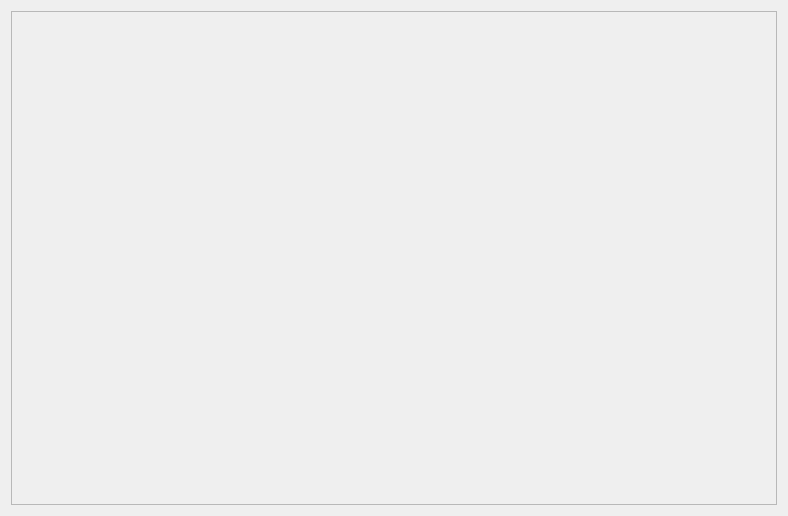
This is HypotesisEditForm.ui in VladisGol/platon-accs as Qt 5 draws it before an edit. The edited form follows.
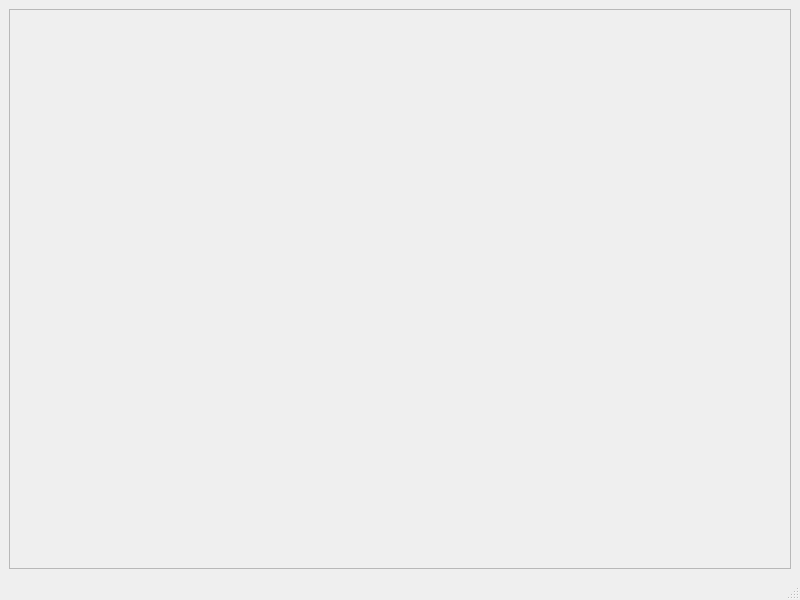
This is the edited form.

What changed in the file:
```diff
--- a/HypotesisEditForm.ui
+++ b/HypotesisEditForm.ui
@@ -1,17 +1,18 @@
 <ui version="4.0" >
- <class>HypotesisEditForm</class>
- <widget class="QDialog" name="HypotesisEditForm" >
+ <class>HypotesisWindow</class>
+ <widget class="QMainWindow" name="HypotesisWindow" >
   <property name="geometry" >
    <rect>
     <x>0</x>
     <y>0</y>
-    <width>788</width>
-    <height>516</height>
+    <width>800</width>
+    <height>600</height>
    </rect>
   </property>
   <property name="windowTitle" >
    <string>Dialog</string>
   </property>
+  <widget class="QWidget" name="centralwidget" >
   <layout class="QGridLayout" name="gridLayout" >
    <item row="0" column="0" >
     <widget class="QScrollArea" name="scrollArea" >
@@ -23,8 +24,8 @@
        <rect>
         <x>0</x>
         <y>0</y>
-        <width>766</width>
-        <height>494</height>
+         <width>778</width>
+         <height>529</height>
        </rect>
       </property>
       <layout class="QGridLayout" name="gridLayout_2" >
@@ -36,6 +37,18 @@
     </widget>
    </item>
   </layout>
+  </widget>
+  <widget class="QMenuBar" name="menubar" >
+   <property name="geometry" >
+    <rect>
+     <x>0</x>
+     <y>0</y>
+     <width>800</width>
+     <height>28</height>
+    </rect>
+   </property>
+  </widget>
+  <widget class="QStatusBar" name="statusbar" />
  </widget>
  <resources/>
  <connections/>
```
Left out of the diff: 2 changed lines with no effect on the pictures. Lines whose indentation alone changed are shown as unchanged.
